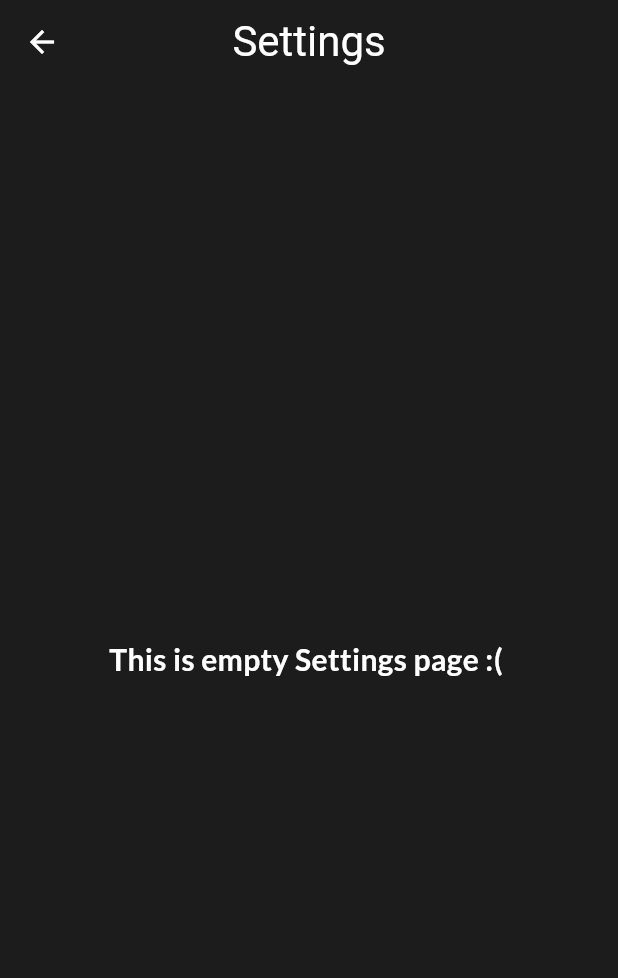
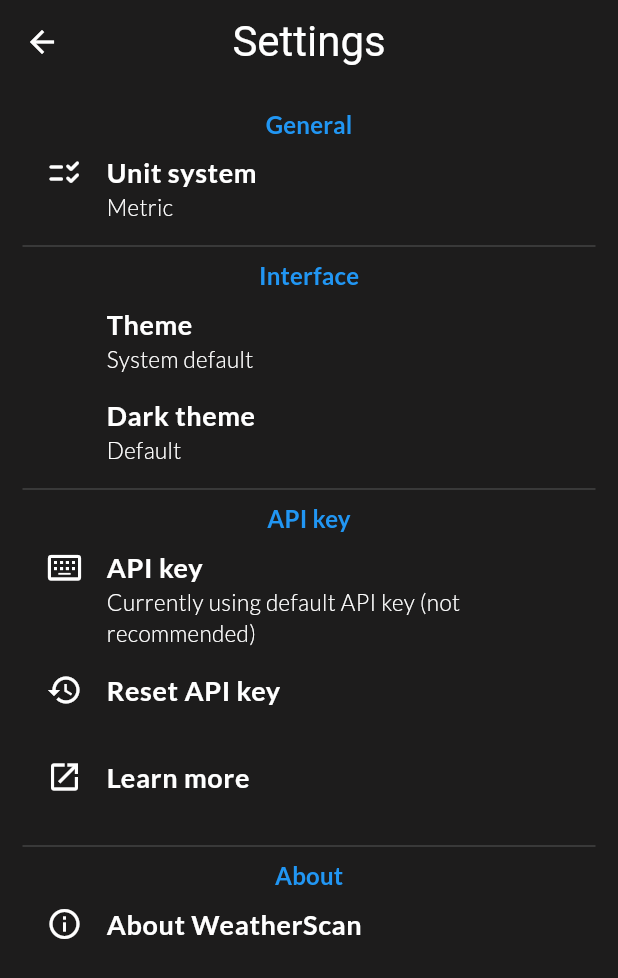
Before and after one commit to MotiurRahmanSany/WeatherScan, a Flutter app: the SettingsPage screen opened directly, on a phone screen of 412 x 824 dp. Shown: the top 978 px of the screen. Run offline on Flutter 3.47's test engine with Material 3 defaults, Android fonts, the phone set to English and light mode, and no system bars; network calls fail.

Commit message:
edited files

```diff
--- a/lib/main.dart
+++ b/lib/main.dart
@@ -47,6 +47,12 @@
             fontSize: 18,
             fontWeight: FontWeight.bold,
           ),
+          titleMedium: TextStyle(
+            color: Colors.blue,
+            fontSize: 16,
+            fontWeight: FontWeight.bold,
+          ),
+
         ),
       ),
       home: const HomePage(),
--- a/lib/pages/home_page.dart
+++ b/lib/pages/home_page.dart
@@ -277,7 +277,7 @@
                             TextSpan(
                               children: [
                                 const WidgetSpan(
-                                  child: Icon(Icons.keyboard_double_arrow_up,
+                                  child: Icon(Icons.keyboard_arrow_up,
                                       size: 20, color: Colors.white),
                                 ),
                                 TextSpan(
@@ -289,7 +289,7 @@
                                 const TextSpan(text: ' '),
                                 const WidgetSpan(
                                   child: Icon(
-                                    Icons.keyboard_double_arrow_down,
+                                    Icons.keyboard_arrow_down,
                                     color: Colors.white,
                                     size: 20,
                                   ),
--- a/lib/pages/settings_page.dart
+++ b/lib/pages/settings_page.dart
@@ -1,4 +1,7 @@
 import 'package:flutter/material.dart';
+import 'package:weather_scan/widgets/about_weather_scan.dart';
+import 'package:weather_scan/widgets/custom_divider.dart';
+import 'package:weather_scan/widgets/settings_list_tile.dart';
 
 class SettingsPage extends StatefulWidget {
   const SettingsPage({super.key});
@@ -27,26 +30,79 @@
           color: Colors.white,
         ),
       ),
-      body: const Center(
+      body: Padding(
+        padding: const EdgeInsets.all(15.0),
         child: Column(
-          mainAxisAlignment: MainAxisAlignment.center,
-          crossAxisAlignment: CrossAxisAlignment.center,
-          //! General
           children: [
-            // ListTile(),
+            //! General
             Text(
-              'This is empty Settings page :( ',
-              style: TextStyle(
-                  color: Colors.white,
-                  fontSize: 20,
-                  fontWeight: FontWeight.bold),
+              'General',
+              style: Theme.of(context).textTheme.titleMedium,
             ),
+            const SettingTile(
+              title: 'Unit system',
+              subtitle: 'Metric',
+              icon: Icons.checklist_rtl_rounded,
+            ),
+            //! Interaface
+            const AddingADivider(),
+
+            Text(
+              'Interface',
+              style: Theme.of(context).textTheme.titleMedium,
+            ),
+            const SettingTile(
+              title: 'Theme',
+              subtitle: 'System default',
+            ),
+            const SettingTile(
+              title: 'Dark theme',
+              subtitle: 'Default',
+            ),
+            //! API key
+            const AddingADivider(),
+            Text(
+              'API key',
+              style: Theme.of(context).textTheme.titleMedium,
+            ),
+            const SettingTile(
+              title: 'API key',
+              icon: Icons.keyboard_alt_outlined,
+              subtitle: 'Currently using default API key (not recommended)',
+            ),
+            const SettingTile(
+              title: 'Reset API key',
+              icon: Icons.restore,
+            ),
+            const SettingTile(
+              title: 'Learn more',
+              icon: Icons.open_in_new,
+            ),
+
+            //! About
+            const AddingADivider(),
+
+            Text(
+              'About',
+              style: Theme.of(context).textTheme.titleMedium,
+            ),
+            GestureDetector(
+              onTap: () => showDialog(
+                title: Image.asset('assets/icons/open_weather_logo.png'),
+                content: const Text(
+                  '''WeatherScan receives data from OpenWeatherMap's free service,
+                  which is limited to only 1000 calls per day. You could receive
+                  your own 1000 calls by registering your API key for free here.
+                  Otherwise calls are shared between all WeatherScan
+                  users who use the default API key.''',
+                ),
+              ),
+              child: const SettingTile(
+                title: 'About WeatherScan',
+                icon: Icons.info_outline,
+              ),
+            )
           ],
-          //! Interaface
-
-          //! API key
-
-          //! About
         ),
       ),
     );
--- /dev/null
+++ b/lib/widgets/about_weather_scan.dart
@@ -0,0 +1,13 @@
+import 'package:flutter/material.dart';
+
+class AboutWeatherScan extends StatelessWidget {
+  const AboutWeatherScan({super.key});
+
+  @override
+  Widget build(BuildContext context) {
+    return AlertDialog.adaptive(
+      title: Image.asset('assets/icons/open_weather_logo.png', ),
+
+    );
+  }
+}
--- a/lib/widgets/settings_list_tile.dart
+++ b/lib/widgets/settings_list_tile.dart
@@ -3,20 +3,31 @@
 class SettingTile extends StatelessWidget {
   final String title;
   final String? subtitle;
-  final IconData icon;
+  final IconData? icon;
   const SettingTile({
     super.key,
     required this.title,
     this.subtitle,
-    required this.icon,
+    this.icon,
   });
 
   @override
   Widget build(BuildContext context) {
     return ListTile(
-      leading: Icon(icon) ,
-      title: Text(title),
-      subtitle: Text(subtitle!),
+      leading: Icon(
+        icon,
+        color: Colors.white,
+      ),
+      title: Text(title, style: Theme.of(context).textTheme.bodySmall),
+      subtitle: subtitle != null
+          ? Text(subtitle!,
+              style: const TextStyle(
+                color: Colors.white,
+                fontSize: 15,
+              ))
+          : const Text(''),
+      isThreeLine: true,
+      dense: true,
     );
   }
 }
--- a/lib/widgets/weather_details.dart
+++ b/lib/widgets/weather_details.dart
@@ -7,7 +7,7 @@
     super.key,
     required this.title,
     required this.value,
-    this.icon,
+    required this.icon,
   });
 
   @override
@@ -17,9 +17,7 @@
         crossAxisAlignment: CrossAxisAlignment.center,
         mainAxisAlignment: MainAxisAlignment.center,
         children: [
-          icon != null
-              ? Icon(icon, size: 25, color: Colors.white)
-              : const SizedBox(height: 15),
+          Icon(icon, size: 25, color: Colors.white),
           Text(
             title,
             textAlign: TextAlign.center,
--- a/pubspec.yaml
+++ b/pubspec.yaml
@@ -37,6 +37,7 @@
   cupertino_icons: ^1.0.2
   intl: ^0.19.0
   http: ^1.2.0
+  provider: ^6.1.2
 
 dev_dependencies:
   flutter_test:
```
Also changed, not shown: assets/icons/open_weather_logo_light.png (added), pubspec.lock.
